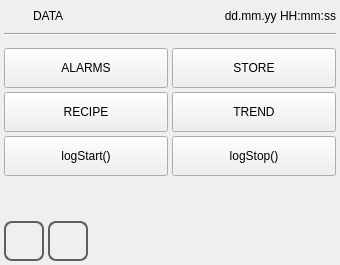
Above: qt_library/ATCMsystem/data_manager.ui from MECTsrl/mect_plugins before the change. Below: the same form after it.
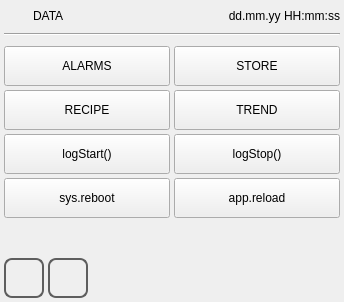
That is the form after the change. Icons and pictures are not drawn.

Commit message: buttons sys.reboot app.reload

Patch:
```diff
--- a/qt_library/ATCMsystem/data_manager.ui
+++ b/qt_library/ATCMsystem/data_manager.ui
@@ -6,8 +6,8 @@
    <rect>
     <x>0</x>
     <y>0</y>
-    <width>340</width>
-    <height>265</height>
+    <width>344</width>
+    <height>302</height>
    </rect>
   </property>
   <property name="minimumSize">
@@ -140,6 +140,12 @@
      <property name="sizeConstraint">
       <enum>QLayout::SetFixedSize</enum>
      </property>
+     <property name="rightMargin">
+      <number>0</number>
+     </property>
+     <property name="bottomMargin">
+      <number>0</number>
+     </property>
      <property name="spacing">
       <number>4</number>
      </property>
@@ -275,6 +281,50 @@
        </property>
       </widget>
      </item>
+     <item row="4" column="0">
+      <widget class="QPushButton" name="pushButtonReboot">
+       <property name="minimumSize">
+        <size>
+         <width>0</width>
+         <height>40</height>
+        </size>
+       </property>
+       <property name="maximumSize">
+        <size>
+         <width>16777215</width>
+         <height>40</height>
+        </size>
+       </property>
+       <property name="focusPolicy">
+        <enum>Qt::NoFocus</enum>
+       </property>
+       <property name="text">
+        <string>sys.reboot</string>
+       </property>
+      </widget>
+     </item>
+     <item row="4" column="1">
+      <widget class="QPushButton" name="pushButtonReload">
+       <property name="minimumSize">
+        <size>
+         <width>0</width>
+         <height>40</height>
+        </size>
+       </property>
+       <property name="maximumSize">
+        <size>
+         <width>16777215</width>
+         <height>40</height>
+        </size>
+       </property>
+       <property name="focusPolicy">
+        <enum>Qt::NoFocus</enum>
+       </property>
+       <property name="text">
+        <string>app.reload</string>
+       </property>
+      </widget>
+     </item>
     </layout>
    </item>
    <item>
```
Left out of the diff: 11 changed lines with no effect on the pictures. The commit also changes 2 other files.
